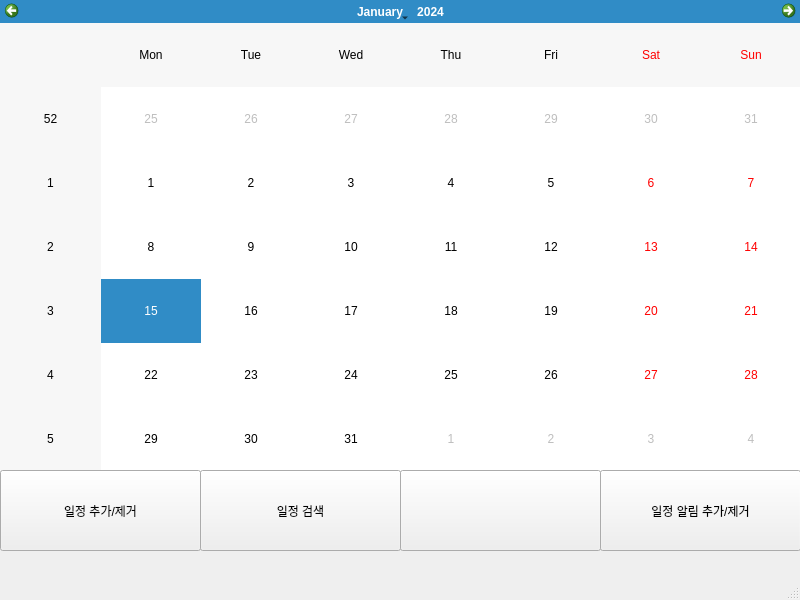
Before: the Qt Designer form GUI.ui in BreadKim03/OpenSource, drawn with Qt 5.
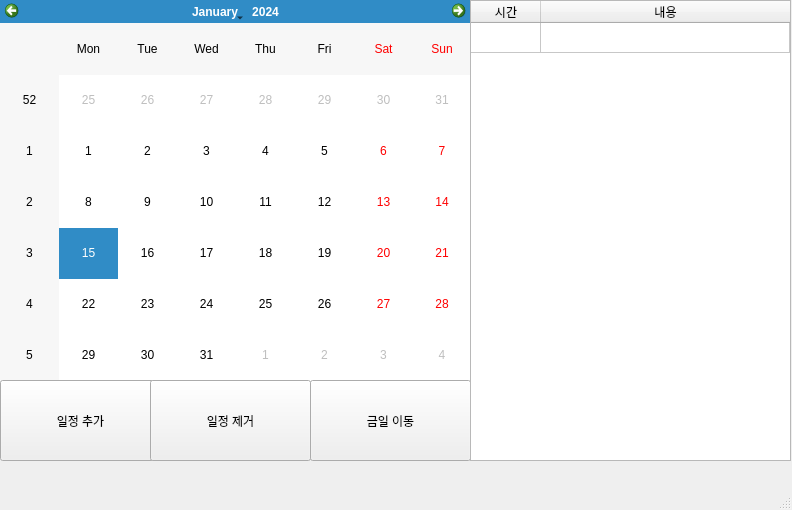
After: the same form once the commit is applied.

Commit message:
일정 조회 GUI 추가
일정 조회 GUI 추가

Patch:
```diff
--- a/GUI.ui
+++ b/GUI.ui
@@ -6,8 +6,8 @@
    <rect>
     <x>0</x>
     <y>0</y>
-    <width>800</width>
-    <height>600</height>
+    <width>792</width>
+    <height>510</height>
    </rect>
   </property>
   <property name="windowTitle">
@@ -19,8 +19,8 @@
      <rect>
       <x>0</x>
       <y>0</y>
-      <width>801</width>
-      <height>471</height>
+      <width>471</width>
+      <height>381</height>
      </rect>
     </property>
    </widget>
@@ -28,53 +28,118 @@
     <property name="geometry">
      <rect>
       <x>0</x>
-      <y>470</y>
-      <width>201</width>
+      <y>380</y>
+      <width>161</width>
       <height>81</height>
      </rect>
     </property>
     <property name="text">
-     <string>일정 추가/제거</string>
+     <string>일정 추가</string>
     </property>
    </widget>
    <widget class="QPushButton" name="pushButton_2">
     <property name="geometry">
      <rect>
-      <x>200</x>
-      <y>470</y>
-      <width>201</width>
+      <x>150</x>
+      <y>380</y>
+      <width>161</width>
       <height>81</height>
      </rect>
     </property>
     <property name="text">
-     <string>일정 검색</string>
+     <string>일정 제거</string>
     </property>
    </widget>
    <widget class="QPushButton" name="pushButton_3">
     <property name="geometry">
      <rect>
-      <x>400</x>
-      <y>470</y>
-      <width>201</width>
+      <x>310</x>
+      <y>380</y>
+      <width>161</width>
       <height>81</height>
      </rect>
     </property>
     <property name="text">
-     <string/>
+     <string>금일 이동</string>
     </property>
    </widget>
-   <widget class="QPushButton" name="pushButton_4">
+   <widget class="QTableWidget" name="tableWidget">
     <property name="geometry">
      <rect>
-      <x>600</x>
-      <y>470</y>
-      <width>201</width>
-      <height>81</height>
+      <x>470</x>
+      <y>0</y>
+      <width>321</width>
+      <height>461</height>
      </rect>
     </property>
-    <property name="text">
-     <string>일정 알림 추가/제거</string>
+    <property name="minimumSize">
+     <size>
+      <width>321</width>
+      <height>0</height>
+     </size>
     </property>
+    <property name="baseSize">
+     <size>
+      <width>0</width>
+      <height>0</height>
+     </size>
+    </property>
+    <property name="verticalScrollBarPolicy">
+     <enum>Qt::ScrollBarAsNeeded</enum>
+    </property>
+    <property name="gridStyle">
+     <enum>Qt::SolidLine</enum>
+    </property>
+    <property name="rowCount">
+     <number>1</number>
+    </property>
+    <property name="columnCount">
+     <number>2</number>
+    </property>
+    <attribute name="horizontalHeaderMinimumSectionSize">
+     <number>10</number>
+    </attribute>
+    <attribute name="horizontalHeaderDefaultSectionSize">
+     <number>70</number>
+    </attribute>
+    <attribute name="horizontalHeaderShowSortIndicator" stdset="0">
+     <bool>false</bool>
+    </attribute>
+    <attribute name="horizontalHeaderStretchLastSection">
+     <bool>true</bool>
+    </attribute>
+    <attribute name="verticalHeaderVisible">
+     <bool>false</bool>
+    </attribute>
+    <attribute name="verticalHeaderCascadingSectionResizes">
+     <bool>false</bool>
+    </attribute>
+    <attribute name="verticalHeaderShowSortIndicator" stdset="0">
+     <bool>false</bool>
+    </attribute>
+    <row>
+     <property name="text">
+      <string/>
+     </property>
+    </row>
+    <column>
+     <property name="text">
+      <string>시간</string>
+     </property>
+    </column>
+    <column>
+     <property name="text">
+      <string>내용</string>
+     </property>
+    </column>
+    <item row="0" column="0">
+     <property name="text">
+      <string/>
+     </property>
+     <property name="textAlignment">
+      <set>AlignCenter</set>
+     </property>
+    </item>
    </widget>
   </widget>
   <widget class="QMenuBar" name="menubar">
```
Left out of the diff: 2 changed lines with no effect on the pictures. The commit also changes 5 other files.
